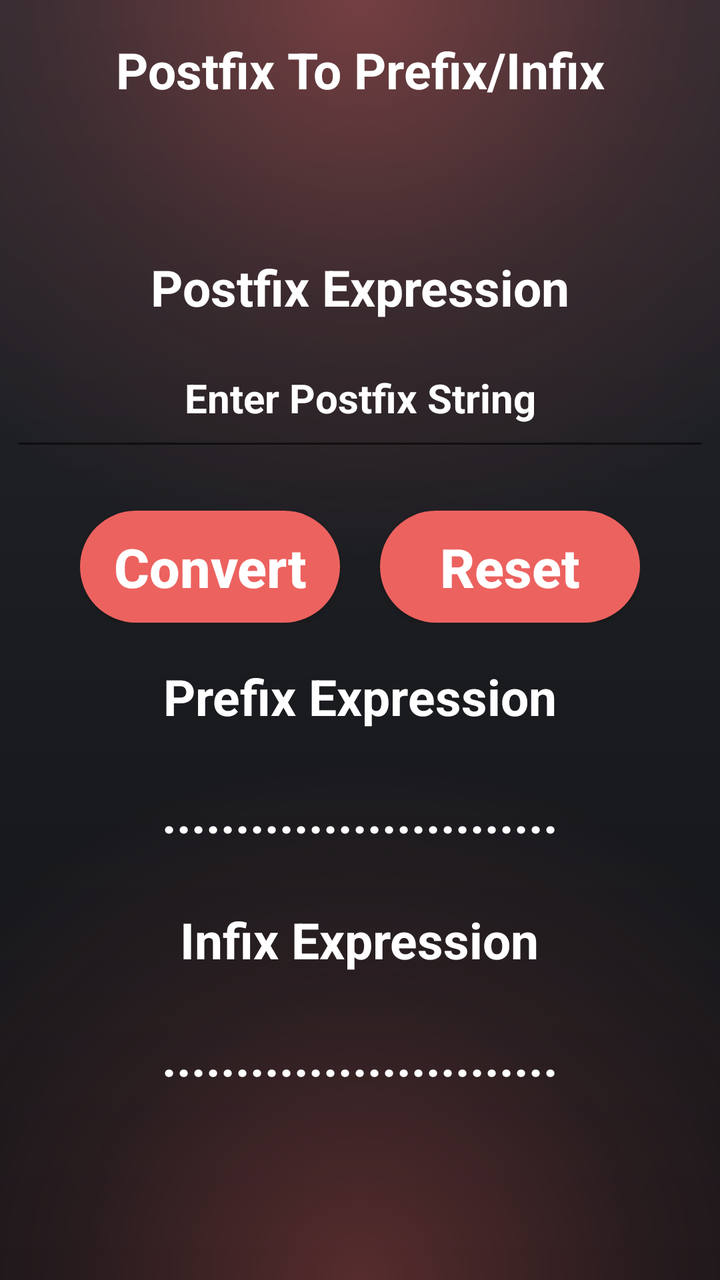
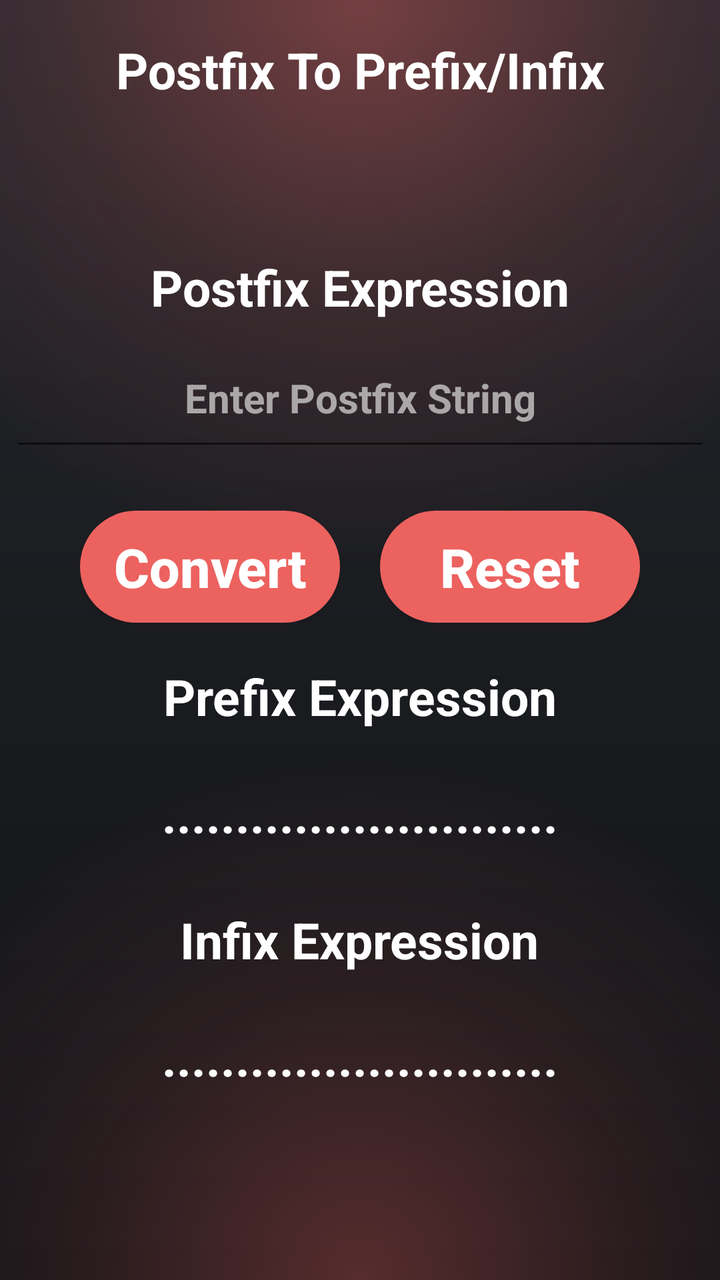

The first picture is an Android layout as it rendered before a commit; the second is the same layout after the commit. The layout source and the unified diff follow.
<!-- AndroidManifest.xml: application theme AppTheme -->
<!-- res/layout/activity_postfix_to_other.xml -->
<?xml version="1.0" encoding="utf-8"?>
<LinearLayout xmlns:android="http://schemas.android.com/apk/res/android"
    xmlns:tools="http://schemas.android.com/tools"
    android:id="@+id/postfix_layout"
    android:layout_width="match_parent"
    android:layout_height="match_parent"
    android:orientation="vertical"
    android:background="@drawable/background_2"
    android:padding="5dp"
    android:gravity="center_horizontal"
    android:fitsSystemWindows="true"
    tools:context=".postfixToOther">
    <TextView
        android:layout_width="match_parent"
        android:layout_height="wrap_content"
        android:layout_marginTop="8dp"
        android:text="@string/postfix_to_other_button"
        android:gravity="center_horizontal"
        android:textColor="#ffffff"
        android:padding="5dp"
        android:textStyle="bold"
        android:textSize="25sp"/>
    <LinearLayout
        android:layout_width="match_parent"
        android:gravity="center"
        android:layout_height="match_parent">
        <ScrollView
            android:layout_width="match_parent"
            android:layout_height="wrap_content"
            tools:ignore="UselessParent">
            <LinearLayout
                android:layout_width="match_parent"
                android:layout_height="wrap_content"
                android:orientation="vertical"
                android:gravity="center">
                <TextView
                    android:layout_width="wrap_content"
                    android:layout_height="wrap_content"
                    android:text="@string/postfix"
                    android:textStyle="bold"
                    android:textSize="25sp"
                    android:textColor="#ffffff"
                    android:padding="5dp"
                    android:layout_marginBottom="15dp"/>
                <EditText
                    android:id="@+id/postfix_input"
                    android:layout_width="match_parent"
                    android:layout_height="50dp"
                    android:textColorHint="#ffffff"
                    android:textColor="#ffffff"
                    android:hint="@string/postfix_input"
                    android:gravity="center_horizontal"
                    android:textCursorDrawable="@null"
                    android:inputType="text"
                    android:padding="5dp"
                    android:layout_marginBottom="15dp"
                    android:digits="0123456789QWERTYUIOPLKJHGFDSAZXCVBNMqwertyuioplkjhgfdsazxcvbnm()+-*/^$%"
                    android:textSize="20sp"
                    android:textStyle="bold"
                    android:autofillHints="no"
                    tools:ignore="VisualLintTextFieldSize" />
                <LinearLayout
                    android:layout_width="wrap_content"
                    android:layout_height="wrap_content"
                    android:layout_marginTop="10dp"
                    android:layout_marginBottom="15dp"
                    android:orientation="horizontal">

                    <Button
                        android:id="@+id/button_convert"
                        android:layout_width="130dp"
                        android:layout_height="wrap_content"
                        android:layout_marginEnd="20dp"
                        android:background="@drawable/button_1"
                        android:padding="10dp"
                        android:text="@string/convert_button"
                        android:textAllCaps="false"
                        android:textColor="#ffffff"
                        android:textSize="27sp"
                        android:textStyle="bold"
                        tools:ignore="ButtonStyle,TextSizeCheck" />
                    <Button
                        android:id="@+id/button_reset"
                        android:layout_width="130dp"
                        android:layout_height="wrap_content"
                        android:text="@string/reset_button"
                        android:background="@drawable/button_1"
                        android:padding="10dp"
                        android:textAllCaps="false"
                        android:textColor="#ffffff"
                        android:textSize="27sp"
                        android:textStyle="bold"
                        tools:ignore="ButtonStyle" />
                </LinearLayout>
                <TextView
                    android:layout_width="wrap_content"
                    android:layout_height="wrap_content"
                    android:text="@string/prefix"
                    android:textSize="25sp"
                    android:textStyle="bold"
                    android:textColor="#ffffff"
                    android:padding="5dp"
                    android:layout_marginBottom="15dp"/>

                <TextView
                    android:id="@+id/prefix_output"
                    android:layout_width="wrap_content"
                    android:layout_height="wrap_content"
                    android:layout_marginBottom="15dp"
                    android:minHeight="48dp"
                    android:padding="5dp"
                    android:text="@string/dot_line"
                    android:textColor="#ffffff"
                    android:textIsSelectable="true"
                    android:textSize="25sp"
                    android:textStyle="bold"
                    tools:ignore="DuplicateSpeakableTextCheck" />
                <Button
                    android:layout_width="wrap_content"
                    android:layout_height="wrap_content"
                    android:text="@string/step_by_step_solution"
                    android:textStyle="bold"
                    android:textSize="17sp"
                    android:visibility="gone"
                    android:background="@drawable/button_2"
                    tools:ignore="ButtonStyle"
                    android:textAllCaps="false"
                    android:layout_marginBottom="15dp"
                    android:padding="5dp"
                    android:id="@+id/prefix_sbss"/>
                <TextView
                    android:layout_width="wrap_content"
                    android:layout_height="wrap_content"
                    android:text="@string/infix"
                    android:textColor="#ffffff"
                    android:textSize="25sp"
                    android:textStyle="bold"
                    android:padding="5dp"
                    android:layout_marginBottom="15dp"/>

                <TextView
                    android:id="@+id/infix_output"
                    android:layout_width="wrap_content"
                    android:layout_height="wrap_content"
                    android:layout_marginBottom="15dp"
                    android:minHeight="48dp"
                    android:padding="5dp"
                    android:text="@string/dot_line"
                    android:textColor="#ffffff"
                    android:textIsSelectable="true"
                    android:textSize="25sp"
                    android:textStyle="bold" />
                <Button
                    android:layout_width="wrap_content"
                    android:layout_height="wrap_content"
                    android:text="@string/step_by_step_solution"
                    android:textStyle="bold"
                    android:textSize="17sp"
                    android:visibility="gone"
                    android:background="@drawable/button_2"
                    tools:ignore="ButtonStyle"
                    android:textAllCaps="false"
                    android:padding="5dp"
                    android:id="@+id/infix_sbss"/>
            </LinearLayout>
        </ScrollView>
    </LinearLayout>
</LinearLayout>
<!-- resources referenced by this layout -->
<resources>
  <!-- drawable background_2 (drawable) -->
  <?xml version="1.0" encoding="utf-8"?>
  <vector xmlns:android="http://schemas.android.com/apk/res/android"
      xmlns:aapt="http://schemas.android.com/aapt"
      android:width="360dp"
      android:height="640dp"
      android:viewportWidth="360"
      android:viewportHeight="640">
  
      
      <path android:pathData="M0,0h360v640h-360z">
          <aapt:attr name="android:fillColor">
              <gradient
                  android:startX="180"
                  android:startY="0"
                  android:endX="180"
                  android:endY="640"
                  android:type="linear">
                  <item android:color="#25272D" android:offset="0.0" />
                  <item android:color="#1B1C20" android:offset="0.5" />
                  <item android:color="#121316" android:offset="1.0" />
              </gradient>
          </aapt:attr>
      </path>
  
      
      <path android:pathData="M0,0h360v360h-360z">
          <aapt:attr name="android:fillColor">
              <gradient
                  android:centerX="180"
                  android:centerY="0"
                  android:gradientRadius="280"
                  android:type="radial">
                  <item android:color="#66EC625F" android:offset="0.0" />
                  <item android:color="#20EC625F" android:offset="0.55" />
                  <item android:color="#00EC625F" android:offset="1.0" />
              </gradient>
          </aapt:attr>
      </path>
  
      
      <path android:pathData="M0,320h360v320h-360z">
          <aapt:attr name="android:fillColor">
              <gradient
                  android:centerX="180"
                  android:centerY="640"
                  android:gradientRadius="260"
                  android:type="radial">
                  <item android:color="#50EC625F" android:offset="0.0" />
                  <item android:color="#18EC625F" android:offset="0.55" />
                  <item android:color="#00EC625F" android:offset="1.0" />
              </gradient>
          </aapt:attr>
      </path>
  </vector>
  <!-- drawable button_1 (drawable) -->
  <?xml version="1.0" encoding="utf-8"?>
  <shape xmlns:android="http://schemas.android.com/apk/res/android" android:shape="rectangle">
      <solid android:color="#ec625f"/>
      <corners android:radius="40dp">
  
      </corners>
  
  </shape>
  <!-- drawable button_2 (drawable) -->
  <?xml version="1.0" encoding="utf-8"?>
  <shape xmlns:android="http://schemas.android.com/apk/res/android" android:shape="rectangle">
      <solid android:color="#ec625f"/>
  
  </shape>
  <string name="convert_button">Convert</string>
  <string name="dot_line">...........................</string>
  <string name="infix">Infix Expression</string>
  <string name="postfix">Postfix Expression</string>
  <string name="postfix_input">Enter Postfix String</string>
  <string name="postfix_to_other_button">Postfix To Prefix/Infix</string>
  <string name="prefix">Prefix Expression</string>
  <string name="reset_button">Reset</string>
  <string name="step_by_step_solution">Step By Step Solution</string>
  <style name="AppTheme" parent="Theme.AppCompat.Light.NoActionBar">
          <item name="colorPrimary">@color/colorPrimary</item>
          <item name="colorPrimaryDark">#EC625F</item>
          <item name="colorAccent">@color/colorAccent</item>
      </style>
  <color name="colorPrimary">#6200EE</color>
  <color name="colorAccent">#03DAC5</color>
</resources>

<!-- the commit's change to res/layout/activity_postfix_to_other.xml (unified diff, before → after) -->
@@ -20,149 +20,152 @@
         android:padding="5dp"
         android:textStyle="bold"
         android:textSize="25sp"/>
-    <LinearLayout
+    <ScrollView
         android:layout_width="match_parent"
-        android:gravity="center"
-        android:layout_height="match_parent">
-        <ScrollView
+        android:layout_height="0dp"
+        android:layout_weight="1"
+        android:fillViewport="true">
+        <LinearLayout
             android:layout_width="match_parent"
             android:layout_height="wrap_content"
-            tools:ignore="UselessParent">
+            android:orientation="vertical"
+            android:gravity="center">
+            <TextView
+                android:layout_width="wrap_content"
+                android:layout_height="wrap_content"
+                android:text="@string/postfix"
+                android:textStyle="bold"
+                android:textSize="25sp"
+                android:textColor="#ffffff"
+                android:padding="5dp"
+                android:layout_marginBottom="15dp"/>
+            <EditText
+                android:id="@+id/postfix_input"
+                android:layout_width="match_parent"
+                android:layout_height="50dp"
+                android:textColorHint="#99ffffff"
+                android:textColor="#ffffff"
+                android:hint="@string/postfix_input"
+                android:gravity="center_horizontal"
+                android:textCursorDrawable="@null"
+                android:imeOptions="actionDone"
+                android:inputType="text"
+                android:singleLine="true"
+                android:padding="5dp"
+                android:layout_marginBottom="15dp"
+                android:digits="0123456789QWERTYUIOPLKJHGFDSAZXCVBNMqwertyuioplkjhgfdsazxcvbnm()+-*/^$%"
+                android:textSize="20sp"
+                android:textStyle="bold"
+                android:autofillHints="no"
+                tools:ignore="VisualLintTextFieldSize" />
             <LinearLayout
-                android:layout_width="match_parent"
+                android:layout_width="wrap_content"
                 android:layout_height="wrap_content"
-                android:orientation="vertical"
-                android:gravity="center">
-                <TextView
-                    android:layout_width="wrap_content"
+                android:layout_marginTop="10dp"
+                android:layout_marginBottom="15dp"
+                android:orientation="horizontal">
+
+                <Button
+                    android:id="@+id/button_convert"
+                    android:layout_width="130dp"
                     android:layout_height="wrap_content"
-                    android:text="@string/postfix"
+                    android:layout_marginEnd="20dp"
+                    android:background="@drawable/button_1"
+                    android:padding="10dp"
+                    android:text="@string/convert_button"
+                    android:textAllCaps="false"
+                    android:textColor="#ffffff"
+                    android:textSize="27sp"
                     android:textStyle="bold"
-                    android:textSize="25sp"
+                    tools:ignore="ButtonStyle,TextSizeCheck" />
+                <Button
+                    android:id="@+id/button_reset"
+                    android:layout_width="130dp"
+                    android:layout_height="wrap_content"
+                    android:text="@string/reset_button"
+                    android:background="@drawable/button_1"
+                    android:padding="10dp"
+                    android:textAllCaps="false"
                     android:textColor="#ffffff"
-                    android:padding="5dp"
-                    android:layout_marginBottom="15dp"/>
-                <EditText
-                    android:id="@+id/postfix_input"
-                    android:layout_width="match_parent"
-                    android:layout_height="50dp"
-                    android:textColorHint="#ffffff"
-                    android:textColor="#ffffff"
-                    android:hint="@string/postfix_input"
-                    android:gravity="center_horizontal"
-                    android:textCursorDrawable="@null"
-                    android:inputType="text"
-                    android:padding="5dp"
-                    android:layout_marginBottom="15dp"
-                    android:digits="0123456789QWERTYUIOPLKJHGFDSAZXCVBNMqwertyuioplkjhgfdsazxcvbnm()+-*/^$%"
-                    android:textSize="20sp"
+                    android:textSize="27sp"
                     android:textStyle="bold"
-                    android:autofillHints="no"
-                    tools:ignore="VisualLintTextFieldSize" />
-                <LinearLayout
-                    android:layout_width="wrap_content"
-                    android:layout_height="wrap_content"
-                    android:layout_marginTop="10dp"
-                    android:layout_marginBottom="15dp"
-                    android:orientation="horizontal">
+                    tools:ignore="ButtonStyle" />
+            </LinearLayout>
+            <TextView
+                android:layout_width="wrap_content"
+                android:layout_height="wrap_content"
+                android:text="@string/prefix"
+                android:textSize="25sp"
+                android:textStyle="bold"
+                android:textColor="#ffffff"
+                android:padding="5dp"
+                android:layout_marginBottom="15dp"/>
 
-                    <Button
-                        android:id="@+id/button_convert"
-                        android:layout_width="130dp"
-                        android:layout_height="wrap_content"
-                        android:layout_marginEnd="20dp"
-                        android:background="@drawable/button_1"
-                        android:padding="10dp"
-                        android:text="@string/convert_button"
-                        android:textAllCaps="false"
-                        android:textColor="#ffffff"
-                        android:textSize="27sp"
-                        android:textStyle="bold"
-                        tools:ignore="ButtonStyle,TextSizeCheck" />
-                    <Button
-                        android:id="@+id/button_reset"
-                        android:layout_width="130dp"
-                        android:layout_height="wrap_content"
-                        android:text="@string/reset_button"
-                        android:background="@drawable/button_1"
-                        android:padding="10dp"
-                        android:textAllCaps="false"
-                        android:textColor="#ffffff"
-                        android:textSize="27sp"
-                        android:textStyle="bold"
-                        tools:ignore="ButtonStyle" />
-                </LinearLayout>
-                <TextView
-                    android:layout_width="wrap_content"
-                    android:layout_height="wrap_content"
-                    android:text="@string/prefix"
-                    android:textSize="25sp"
-                    android:textStyle="bold"
-                    android:textColor="#ffffff"
-                    android:padding="5dp"
-                    android:layout_marginBottom="15dp"/>
+            <TextView
+                android:id="@+id/prefix_output"
+                android:layout_width="wrap_content"
+                android:layout_height="wrap_content"
+                android:layout_marginBottom="15dp"
+                android:minHeight="48dp"
+                android:padding="5dp"
+                android:text="@string/dot_line"
+                android:textColor="#ffffff"
+                android:textIsSelectable="true"
+                android:textSize="25sp"
+                android:textStyle="bold"
+                tools:ignore="DuplicateSpeakableTextCheck" />
+            <Button
+                android:layout_width="wrap_content"
+                android:layout_height="wrap_content"
+                android:text="@string/step_by_step_solution"
+                android:textStyle="bold"
+                android:textColor="#ffffff"
+                android:textSize="17sp"
+                android:visibility="gone"
+                android:background="@drawable/button_2"
+                tools:ignore="ButtonStyle"
+                android:textAllCaps="false"
+                android:layout_marginBottom="15dp"
+                android:paddingHorizontal="16dp"
+                android:paddingVertical="8dp"
+                android:id="@+id/prefix_sbss"/>
+            <TextView
+                android:layout_width="wrap_content"
+                android:layout_height="wrap_content"
+                android:text="@string/infix"
+                android:textColor="#ffffff"
+                android:textSize="25sp"
+                android:textStyle="bold"
+                android:padding="5dp"
+                android:layout_marginBottom="15dp"/>
 
-                <TextView
-                    android:id="@+id/prefix_output"
-                    android:layout_width="wrap_content"
-                    android:layout_height="wrap_content"
-                    android:layout_marginBottom="15dp"
-                    android:minHeight="48dp"
-                    android:padding="5dp"
-                    android:text="@string/dot_line"
-                    android:textColor="#ffffff"
-                    android:textIsSelectable="true"
-                    android:textSize="25sp"
-                    android:textStyle="bold"
-                    tools:ignore="DuplicateSpeakableTextCheck" />
-                <Button
-                    android:layout_width="wrap_content"
-                    android:layout_height="wrap_content"
-                    android:text="@string/step_by_step_solution"
-                    android:textStyle="bold"
-                    android:textSize="17sp"
-                    android:visibility="gone"
-                    android:background="@drawable/button_2"
-                    tools:ignore="ButtonStyle"
-                    android:textAllCaps="false"
-                    android:layout_marginBottom="15dp"
-                    android:padding="5dp"
-                    android:id="@+id/prefix_sbss"/>
-                <TextView
-                    android:layout_width="wrap_content"
-                    android:layout_height="wrap_content"
-                    android:text="@string/infix"
-                    android:textColor="#ffffff"
-                    android:textSize="25sp"
-                    android:textStyle="bold"
-                    android:padding="5dp"
-                    android:layout_marginBottom="15dp"/>
-
-                <TextView
-                    android:id="@+id/infix_output"
-                    android:layout_width="wrap_content"
-                    android:layout_height="wrap_content"
-                    android:layout_marginBottom="15dp"
-                    android:minHeight="48dp"
-                    android:padding="5dp"
-                    android:text="@string/dot_line"
-                    android:textColor="#ffffff"
-                    android:textIsSelectable="true"
-                    android:textSize="25sp"
-                    android:textStyle="bold" />
-                <Button
-                    android:layout_width="wrap_content"
-                    android:layout_height="wrap_content"
-                    android:text="@string/step_by_step_solution"
-                    android:textStyle="bold"
-                    android:textSize="17sp"
-                    android:visibility="gone"
-                    android:background="@drawable/button_2"
-                    tools:ignore="ButtonStyle"
-                    android:textAllCaps="false"
-                    android:padding="5dp"
-                    android:id="@+id/infix_sbss"/>
-            </LinearLayout>
-        </ScrollView>
-    </LinearLayout>
+            <TextView
+                android:id="@+id/infix_output"
+                android:layout_width="wrap_content"
+                android:layout_height="wrap_content"
+                android:layout_marginBottom="15dp"
+                android:minHeight="48dp"
+                android:padding="5dp"
+                android:text="@string/dot_line"
+                android:textColor="#ffffff"
+                android:textIsSelectable="true"
+                android:textSize="25sp"
+                android:textStyle="bold" />
+            <Button
+                android:layout_width="wrap_content"
+                android:layout_height="wrap_content"
+                android:text="@string/step_by_step_solution"
+                android:textStyle="bold"
+                android:textColor="#ffffff"
+                android:textSize="17sp"
+                android:visibility="gone"
+                android:background="@drawable/button_2"
+                tools:ignore="ButtonStyle"
+                android:textAllCaps="false"
+                android:layout_marginBottom="15dp"
+                android:paddingHorizontal="16dp"
+                android:paddingVertical="8dp"
+                android:id="@+id/infix_sbss"/>
+        </LinearLayout>
+    </ScrollView>
 </LinearLayout>
<!-- resource entries referenced after the edit -->
@@ -68,7 +68,7 @@
   <?xml version="1.0" encoding="utf-8"?>
   <shape xmlns:android="http://schemas.android.com/apk/res/android" android:shape="rectangle">
       <solid android:color="#ec625f"/>
-  
+      <corners android:radius="20dp"/>
   </shape>
   <string name="convert_button">Convert</string>
   <string name="dot_line">...........................</string>
@@ -84,7 +84,7 @@
           <item name="colorPrimaryDark">#EC625F</item>
           <item name="colorAccent">@color/colorAccent</item>
       </style>
-  <color name="colorPrimary">#6200EE</color>
-  <color name="colorAccent">#03DAC5</color>
+  <color name="colorPrimary">#25272D</color>
+  <color name="colorAccent">#EC625F</color>
 </resources>
 
